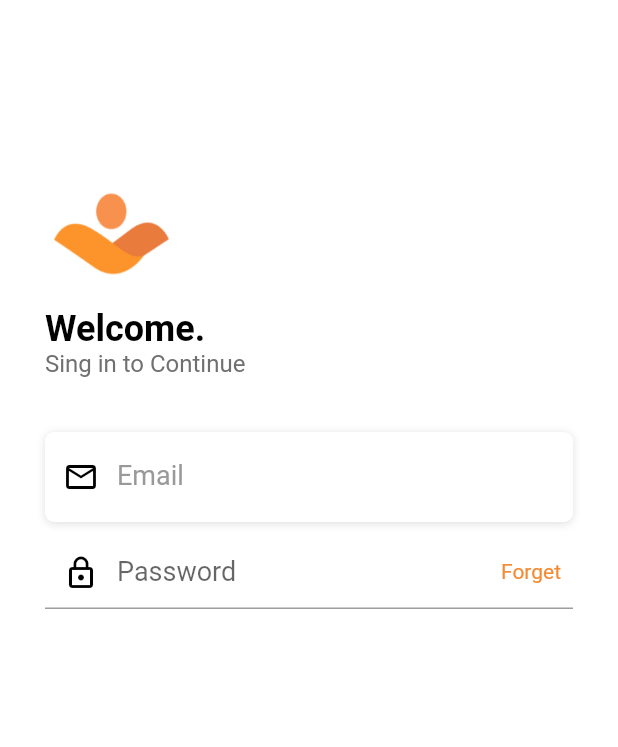
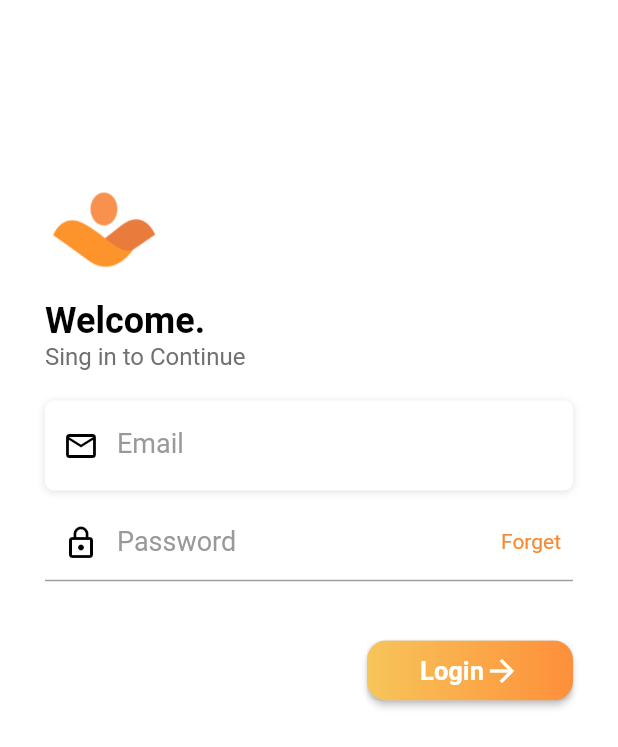
Before and after one commit to sfaisal39/ivolunteer, a Flutter app: the screen it shows after launch, on a phone screen of 412 x 824 dp. Shown: the top 747 px of the screen. Run offline on Flutter 3.47's test engine with Material 2 defaults, Android fonts, the phone set to English and light mode, and no system bars; Roboto replaces fonts that are missing (Calibri).

Commit message:
login UI and API fixes

```diff
--- a/lib/main.dart
+++ b/lib/main.dart
@@ -16,7 +16,7 @@ class MyApp extends StatelessWidget {
           primarySwatch: Colors.blue,
           primaryColor: AppColors.PRIMARY_COLOR_DARK),
       debugShowCheckedModeBanner: false,
-      home: LoginPage(),
+      home:  new Scaffold(body:  LoginPage()),
     );
   }
 }
--- /dev/null
+++ b/lib/src/models/LoginStatus.dart
@@ -0,0 +1,36 @@
+class LoginStatus {
+  Result result;
+
+  LoginStatus({this.result});
+
+  LoginStatus.fromJson(Map<String, dynamic> json) {
+    result = json['result'] != null ? new Result.fromJson(json['result']) : null;
+  }
+
+  Map<String, dynamic> toJson() {
+    final Map<String, dynamic> data = new Map<String, dynamic>();
+    if (this.result != null) {
+      data['result'] = this.result.toJson();
+    }
+    return data;
+  }
+}
+
+class Result {
+  String status;
+  String msg;
+
+  Result({this.status, this.msg});
+
+  Result.fromJson(Map<String, dynamic> json) {
+    status = json['status'];
+    msg = json['msg'];
+  }
+
+  Map<String, dynamic> toJson() {
+    final Map<String, dynamic> data = new Map<String, dynamic>();
+    data['status'] = this.status;
+    data['msg'] = this.msg;
+    return data;
+  }
+}
--- a/lib/src/pages/LoginPage.dart
+++ b/lib/src/pages/LoginPage.dart
@@ -1,4 +1,5 @@
 import 'package:flutter/material.dart';
+import 'package:ivolunteer/src/models/LoginStatus.dart';
 import 'package:ivolunteer/src/networks/ApiBaseHelper.dart';
 import 'package:ivolunteer/src/values/AppColors.dart';
 import 'package:ivolunteer/src/values/AppStrings.dart';
@@ -10,6 +11,15 @@ class LoginPage extends StatefulWidget {
 }
 
 bool isProgress = false;
+TextEditingController myControllerEmail = TextEditingController();
+TextEditingController myControllerPassword = TextEditingController();
+
+final GlobalKey<ScaffoldState> _scaffoldKey = new GlobalKey<ScaffoldState>();
+
+void showInSnackBar(String value) {
+  _scaffoldKey.currentState
+      .showSnackBar(new SnackBar(content: new Text(value)));
+}
 
 class _LoginPageState extends State<LoginPage> {
   @override
@@ -17,20 +27,19 @@ class _LoginPageState extends State<LoginPage> {
     super.initState();
   }
 
+  @override
+  Widget build(BuildContext context) {
     Widget _buildEmailTF() {
       return Column(
         children: <Widget>[
-        Text(
-          AppStrings.email,
-          style: kLabelStyle,
-        ),
           Container(
-          margin:
-              EdgeInsets.only(top: 20.0, left: 30.0, bottom: 0.0, right: 30.0),
+            margin: EdgeInsets.only(
+                top: 20.0, left: 30.0, bottom: 0.0, right: 30.0),
             alignment: Alignment.centerLeft,
             decoration: kBoxDecorationStyle,
             height: 60.0,
             child: TextField(
+              controller: myControllerEmail,
               cursorColor: Colors.black,
               keyboardType: TextInputType.emailAddress,
               style: TextStyle(
@@ -40,7 +49,10 @@ class _LoginPageState extends State<LoginPage> {
               ),
               decoration: InputDecoration(
                   labelText: AppStrings.email,
-                labelStyle: TextStyle(color: AppColors.HINT_COLOR),
+                  labelStyle: TextStyle(
+                    color: AppColors.HINT_COLOR,
+                    fontFamily: 'Calibri',
+                  ),
                   border: InputBorder.none,
                   prefixIcon: Padding(
                     padding: EdgeInsets.only(top: 00.0),
@@ -59,10 +71,11 @@ class _LoginPageState extends State<LoginPage> {
       return Column(
         children: <Widget>[
           Container(
-          margin:
-              EdgeInsets.only(top: 10.0, left: 30.0, bottom: 0.0, right: 30.0),
+            margin: EdgeInsets.only(
+                top: 10.0, left: 30.0, bottom: 0.0, right: 30.0),
             height: 60.0,
             child: TextField(
+              controller: myControllerPassword,
               obscureText: true,
               cursorColor: Colors.black,
               keyboardType: TextInputType.emailAddress,
@@ -72,18 +85,27 @@ class _LoginPageState extends State<LoginPage> {
                 fontFamily: 'Calibri',
               ),
               decoration: InputDecoration(
+                  contentPadding: const EdgeInsets.fromLTRB(6, 6, 40, 6),
                   hintText: AppStrings.password,
                   labelStyle: TextStyle(color: AppColors.HINT_COLOR),
+                  labelText: AppStrings.password,
                   suffixIcon: GestureDetector(
                     onTap: () {
                       setState(() {});
                     },
                     child: Container(
                       padding: EdgeInsets.only(top: 15.0),
-                    child: Text("Forget",
+                      child: GestureDetector(
+                        onTap: () {
+                          FocusScope.of(context).requestFocus(new FocusNode());
+                          showInSnackBar("need to implement");
+                        },
+                        child: Text(AppStrings.forget,
                             style: TextStyle(
                               color: AppColors.PRIMARY_COLOR_DARK,
+                              fontFamily: 'Calibri',
                             )),
+                      ),
                     ),
                   ),
                   prefixIcon: Padding(
@@ -99,6 +121,67 @@ class _LoginPageState extends State<LoginPage> {
       );
     }
 
+    Widget _buildLoginButton() {
+      return Row(
+        mainAxisAlignment: MainAxisAlignment.end,
+        children: <Widget>[
+          Container(
+            margin: EdgeInsets.only(top: 30.0, right: 30),
+            height: 40.0,
+            width: MediaQuery.of(context).size.width / 3,
+            child: RaisedButton(
+              onPressed: () {
+                if (!myControllerEmail.text.isEmpty &&
+                    !myControllerPassword.text.isEmpty)
+                  onLogin(myControllerEmail.text, myControllerPassword.text);
+                else
+                  showInSnackBar('Value Can\'t Be Empty');
+
+                print(
+                    myControllerEmail.text + " : " + myControllerPassword.text);
+              },
+              shape: RoundedRectangleBorder(
+                  borderRadius: BorderRadius.circular(13.0)),
+              padding: const EdgeInsets.all(0.0),
+              child: Ink(
+                decoration: BoxDecoration(
+                    borderRadius: BorderRadius.circular(13),
+                    gradient: new LinearGradient(
+                        colors: [Color(0xFFF7C559), Color(0xFFFE8F3A)]),
+                    boxShadow: [
+                      BoxShadow(
+                        color: Colors.black12,
+                        blurRadius: 4.0,
+                        offset: Offset(0, 1),
+                      ),
+                    ]),
+                child: Container(
+                  constraints:
+                      const BoxConstraints(minWidth: 70.0, minHeight: 40.0),
+                  // min sizes for Material buttons
+                  alignment: Alignment.center,
+                  child: Row(
+                    mainAxisAlignment: MainAxisAlignment.center,
+                    children: <Widget>[
+                      Text(
+                        AppStrings.login,
+                        style: textStyleLogin,
+                        textAlign: TextAlign.center,
+                      ),
+                      Icon(
+                        Icons.arrow_forward,
+                        color: Colors.white,
+                      )
+                    ],
+                  ),
+                ),
+              ),
+            ),
+          )
+        ],
+      );
+    }
+
     Widget _buildLogo() {
       return Container(
         alignment: Alignment.centerLeft,
@@ -109,8 +192,8 @@ class _LoginPageState extends State<LoginPage> {
           children: <Widget>[
             SizedBox(height: 100.0),
             Container(
-              width: 90,
-              height: 65,
+                width: 80,
+                height: 60,
                 margin: EdgeInsets.only(left: 30.0, top: 20.0),
                 decoration: BoxDecoration(
                   image: DecorationImage(
@@ -147,11 +230,6 @@ class _LoginPageState extends State<LoginPage> {
     }
 
     @override
-  Widget build(BuildContext context) {
-    TextEditingController myControllerEmail = TextEditingController();
-    TextEditingController myControllerPassword = TextEditingController();
-
-    @override
     void dispose() {
       // Clean up the controller when the widget is disposed.
       myControllerEmail.dispose();
@@ -161,10 +239,10 @@ class _LoginPageState extends State<LoginPage> {
 
     final height = MediaQuery.of(context).size.height;
     return Scaffold(
+      key: _scaffoldKey,
       backgroundColor: Colors.white,
       body: GestureDetector(
         onTap: () {
-
           FocusScope.of(context).requestFocus(new FocusNode());
         },
         child: Container(
@@ -182,13 +260,18 @@ class _LoginPageState extends State<LoginPage> {
                           _buildLogo(),
                           _buildEmailTF(),
                           _buildPasswordTF(),
+                          _buildLoginButton(),
                         ],
                       ),
                     ],
                   )),
-//          Center(
-//            child: isProgress ? CircularProgressIndicator() : Container(),
-//          )
+                  Center(
+                    child: isProgress
+                        ? CircularProgressIndicator(
+                            backgroundColor: AppColors.PRIMARY_COLOR_DARK,
+                          )
+                        : Container(),
+                  )
                 ],
               ),
               padding: EdgeInsets.only(bottom: 30.0)),
@@ -197,14 +280,21 @@ class _LoginPageState extends State<LoginPage> {
     );
   }
 
-  onLogin(String email, String pass) {
+  onLogin(String email, String pass) async {
     setState(() {
       isProgress = true;
     });
 
-    ApiBaseHelper.loginUser(email, pass);
+    LoginStatus res = await ApiBaseHelper.loginUser(email, pass);
+    print("called: "+ res.toString());
     setState(() {
       isProgress = false;
     });
+    if (res.result.status == 0)
+      showInSnackBar(res.result.msg);
+    else
+      showInSnackBar(res.result.msg);
+//    Fluttertoast.showToast(msg: "Hello ");
+
   }
 }
--- a/lib/src/values/AppStrings.dart
+++ b/lib/src/values/AppStrings.dart
@@ -4,4 +4,6 @@ class AppStrings {
   static const String Singin_to_cont = 'Sing in to Continue';
   static const String email = 'Email';
   static const String password = 'Password';
+  static const String login = 'Login';
+  static const String forget = 'Forget';
 }
--- a/lib/src/values/Constants.dart
+++ b/lib/src/values/Constants.dart
@@ -1,5 +1,5 @@
 
 class Constants {
-  static const String BASEURL = 'http://ivolunteer.schoolsmartapp.com/service1k.asmx';
+  static const String BASEURL = 'http://ivolunteer.schoolsmartapp.com/service1k.asmx/';
   static const String SOP = 'volunteer-1SvFG|0-bSD@xFbS-bD8SDF-f3223.fd332';
 }
--- a/lib/src/weidgets/utilities.dart
+++ b/lib/src/weidgets/utilities.dart
@@ -10,7 +10,17 @@ final kLabelStyle = TextStyle(
   fontWeight: FontWeight.bold,
   fontFamily: 'Calibri',
 );
-
+final textStyle = TextStyle(
+  color: Colors.white,
+  fontWeight: FontWeight.normal,
+  fontFamily: 'Calibri',
+);
+final textStyleLogin = TextStyle(
+  fontSize: 17.0,
+  color: Colors.white,
+  fontWeight: FontWeight.bold,
+  fontFamily: 'Calibri',
+);
 final kBoxDecorationStyle = BoxDecoration(
   color: Color(0xFFFFFFFF),
   borderRadius: BorderRadius.circular(6.0),
--- a/pubspec.yaml
+++ b/pubspec.yaml
@@ -25,6 +25,8 @@ dependencies:
   # Use with the CupertinoIcons class for iOS style icons.
   cupertino_icons: ^0.1.2
   http: ^0.12.0+2
+  fluttertoast: ^2.1.4
+  auto_size_text: ^2.1.0
 
 dev_dependencies:
   flutter_test:
```
Also changed, not shown: lib/src/networks/ApiBaseHelper.dart (+20 -9 lines), pubspec.lock, 5 other files. Lines whose indentation alone changed are shown as unchanged.
